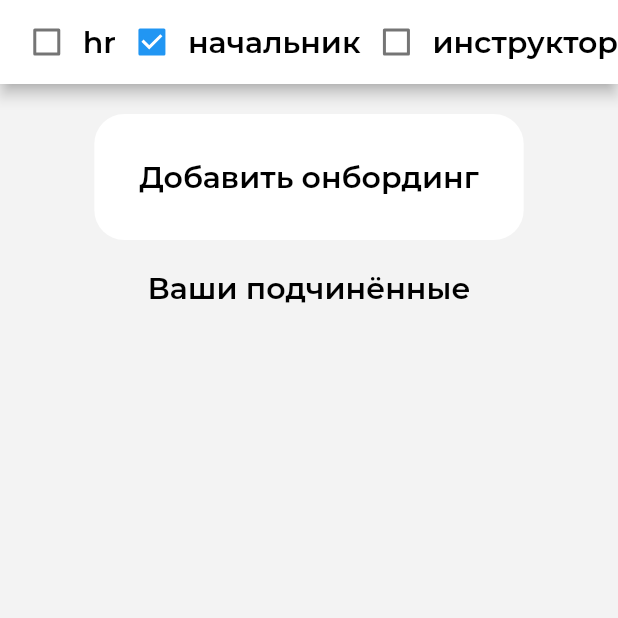
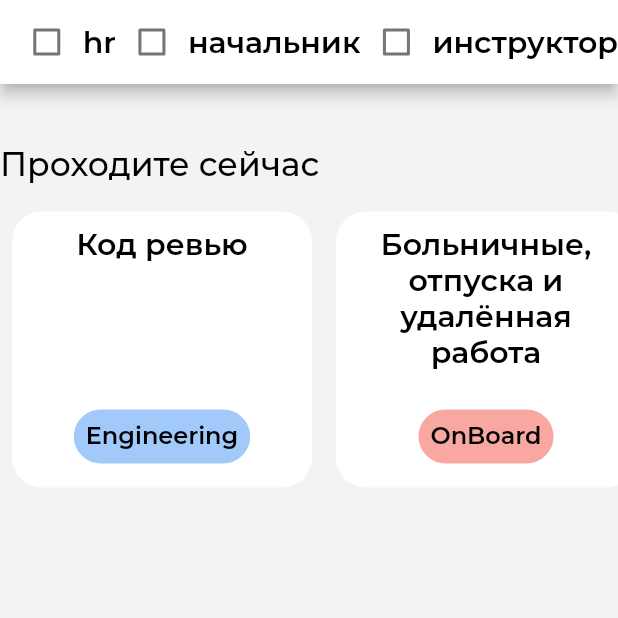
Before and after one commit to AGA-full/on-board-front, a Flutter app: the screen it shows after launch, on a phone screen of 412 x 824 dp, the top half of it. Run offline on Flutter 3.47's test engine with Material 2 defaults, Android fonts, the phone set to English and light mode, and no system bars; our stand-ins replace google_fonts.

Commit message:
add onboarding_page

```diff
--- a/lib/domain/app_state.dart
+++ b/lib/domain/app_state.dart
@@ -2,7 +2,7 @@ import '../data/onbording.dart';
 
 class AppState {
   static String? workerId = 'c402f453-a956-4d6f-b7da-db785f4aeb82';
-  static bool isHead = true;
+  static bool isHead = false;
   static bool isHr = false;
   static bool isInstructor = false;
 
@@ -36,11 +36,34 @@ class AppState {
 
   static List<OnboardingBlock> getOnboardingsByType(OnboardingListType type) =>
       switch (type) {
-        OnboardingListType.HR => [OnboardingBlock(title: "Илья Шевченко", onboardings: [
-          Onboarding(id: 'c402f453-a956-4d6f-b7da-db785f4aeb82', title: 'Onboarding', tags: [OnboardingTag(id: 1, title: 'OnBoard', color: 0xFFF9A7A1)])
-        ])],
+        OnboardingListType.HR => [
+            OnboardingBlock(title: "Илья Шевченко", onboardings: [
+              Onboarding(
+                  id: 'c402f453-a956-4d6f-b7da-db785f4aeb82',
+                  title: 'Onboarding',
+                  tags: [
+                    OnboardingTag(id: 1, title: 'OnBoard', color: 0xFFF9A7A1)
+                  ])
+            ])
+          ],
         OnboardingListType.HEAD => [],
-        OnboardingListType.BASIC => [],
+        OnboardingListType.BASIC => [
+            OnboardingBlock(title: "Проходите сейчас", onboardings: [
+              Onboarding(
+                  id: 'c402f453-a956-4d6f-b7da-db785f4aeb83',
+                  title: 'Код ревью',
+                  tags: [
+                    OnboardingTag(
+                        id: 2, title: 'Engineering', color: 0xFFA1C9F9),
+                  ]),
+              Onboarding(
+                  id: 'c402f453-a956-4d6f-b7da-db785f4aeb84',
+                  title: 'Больничные, отпуска и удалённая работа',
+                  tags: [
+                    OnboardingTag(id: 1, title: 'OnBoard', color: 0xFFF9A7A1)
+                  ])
+            ])
+          ],
         OnboardingListType.INSTRUCTOR => [],
       };
 }
--- a/lib/main.dart
+++ b/lib/main.dart
@@ -2,7 +2,7 @@ import 'package:flutter/material.dart';
 import 'package:google_fonts/google_fonts.dart';
 import 'package:onboard/domain/app_state.dart';
 import 'package:onboard/presentation/auth_page.dart';
-import 'package:onboard/presentation/onboarding_page.dart';
+import 'package:onboard/presentation/onboardings_page.dart';
 
 void main() {
   runApp(const MyApp());
--- a/lib/presentation/onboarding_page.dart
+++ b/lib/presentation/onboarding_page.dart
@@ -1,13 +1,13 @@
 import 'package:flutter/cupertino.dart';
 import 'package:flutter/material.dart';
 import 'package:onboard/data/onbording.dart';
-import 'package:onboard/domain/app_state.dart';
-import 'package:onboard/presentation/widgets/add_onboarding_button.dart';
 import 'package:onboard/presentation/widgets/onboarding_visibility_type_checkbox.dart';
-import 'package:onboard/presentation/widgets/onboardings_list.dart';
+import 'package:onboard/presentation/widgets/tag_chips.dart';
 
-class OnboardingsPage extends StatelessWidget {
-  const OnboardingsPage({super.key});
+class OnboardingPage extends StatelessWidget{
+  final Onboarding onboarding;
+
+  const OnboardingPage({super.key, required this.onboarding});
 
   @override
   Widget build(BuildContext context) => Scaffold(
@@ -15,61 +15,15 @@ class OnboardingsPage extends StatelessWidget {
     appBar: AppBar(
       backgroundColor: Colors.white,
       title: Text(
-            AppState.companyName,
+        onboarding.title,
         style: Theme.of(context).textTheme.displayLarge,
       ),
-          actions: const [
-            OnboardingVisibilityTypeCheckbox(id: 0),
-            OnboardingVisibilityTypeCheckbox(id: 1),
-            OnboardingVisibilityTypeCheckbox(id: 2),
+      actions: [
+        TagChips(tag: onboarding.tags[0]),
       ],
     ),
     body: Column(
-          children: [
-            const SizedBox(
-              height: 20,
-            ),
-            (AppState.isHr || AppState.isHead)
-                ? AddOnboardingButton()
-                : Container(),
-            const SizedBox(
-              height: 20,
-            ),
-            AppState.isHr
-                ? Padding(
-                    padding: const EdgeInsets.all(20.0),
-                    child: Column(
-                      crossAxisAlignment: CrossAxisAlignment.start,
-                      children: [
-                        Text(
-                          'Ваши сотрудники',
-                          style: Theme.of(context).textTheme.bodyMedium,
-                        ),
-                        const SizedBox(height: 10,),
-                        const OnboardingsList(type: OnboardingListType.HR)
-                      ],
-                    ),
-                  )
-                : const SizedBox(
-                    height: 0,
-                  ),
-            AppState.isHead ? const Column(
-              children: [
-                Text('Ваши подчинённые'),
-                OnboardingsList(type: OnboardingListType.HEAD)
-              ],
-            ) : Container(),
-            AppState.isInstructor ? const Column(
-              children: [
-                Text('Вы управляете онбордингами'),
-                OnboardingsList(type: OnboardingListType.INSTRUCTOR)
-              ],
-            ) : Container(),
-            !AppState.isInstructor & !AppState.isHr & !AppState.isHead
-                ?
-            const OnboardingsList(type: OnboardingListType.INSTRUCTOR)
-                : Container(),
-          ],
+
     ),
   );
 }
--- /dev/null
+++ b/lib/presentation/onboardings_page.dart
@@ -0,0 +1,77 @@
+import 'package:flutter/cupertino.dart';
+import 'package:flutter/material.dart';
+import 'package:onboard/data/onbording.dart';
+import 'package:onboard/domain/app_state.dart';
+import 'package:onboard/presentation/widgets/add_onboarding_button.dart';
+import 'package:onboard/presentation/widgets/create_onboarding_button.dart';
+import 'package:onboard/presentation/widgets/onboarding_visibility_type_checkbox.dart';
+import 'package:onboard/presentation/widgets/onboardings_list.dart';
+
+class OnboardingsPage extends StatelessWidget {
+  const OnboardingsPage({super.key});
+
+  @override
+  Widget build(BuildContext context) => Scaffold(
+        backgroundColor: Color(0xFFF3F3F3),
+        appBar: AppBar(
+          backgroundColor: Colors.white,
+          title: Text(
+            AppState.companyName,
+            style: Theme.of(context).textTheme.displayLarge,
+          ),
+          actions: const [
+            OnboardingVisibilityTypeCheckbox(id: 0),
+            OnboardingVisibilityTypeCheckbox(id: 1),
+            OnboardingVisibilityTypeCheckbox(id: 2),
+          ],
+        ),
+        body: Column(
+          children: [
+            const SizedBox(
+              height: 20,
+            ),
+            (AppState.isHr || AppState.isHead)
+                ? AddOnboardingButton()
+                : Container(),
+            const SizedBox(
+              height: 20,
+            ),
+            AppState.isHr
+                ? Padding(
+                    padding: const EdgeInsets.all(20.0),
+                    child: Column(
+                      crossAxisAlignment: CrossAxisAlignment.start,
+                      children: [
+                        Text(
+                          'Ваши сотрудники',
+                          style: Theme.of(context).textTheme.bodyMedium,
+                        ),
+                        const SizedBox(height: 10,),
+                        const OnboardingsList(type: OnboardingListType.HR)
+                      ],
+                    ),
+                  )
+                : const SizedBox(
+                    height: 0,
+                  ),
+            AppState.isHead ? const Column(
+              children: [
+                Text('Ваши подчинённые'),
+                OnboardingsList(type: OnboardingListType.HEAD)
+              ],
+            ) : Container(),
+            AppState.isInstructor ? const Column(
+              children: [
+                CreateOnboardingButton(),
+                Text('Вы управляете онбордингами'),
+                OnboardingsList(type: OnboardingListType.INSTRUCTOR)
+              ],
+            ) : Container(),
+            !AppState.isInstructor & !AppState.isHr & !AppState.isHead
+                ?
+            const OnboardingsList(type: OnboardingListType.BASIC)
+                : Container(),
+          ],
+        ),
+      );
+}
--- a/lib/presentation/widgets/onboarding_card.dart
+++ b/lib/presentation/widgets/onboarding_card.dart
@@ -1,8 +1,10 @@
 import 'package:flutter/cupertino.dart';
 import 'package:flutter/material.dart';
-import 'package:google_fonts/google_fonts.dart';
 import 'package:onboard/data/onbording.dart';
+import 'package:onboard/presentation/onboardings_page.dart';
 import 'package:onboard/presentation/widgets/tag_chips.dart';
+
+import '../onboarding_page.dart';
 
 class OnboardingCard extends StatelessWidget {
   final Onboarding onboarding;
@@ -10,7 +12,14 @@ class OnboardingCard extends StatelessWidget {
   const OnboardingCard({super.key, required this.onboarding});
 
   @override
-  Widget build(BuildContext context) => Container(
+  Widget build(BuildContext context) => Padding(
+    padding: const EdgeInsets.all(8.0),
+    child: GestureDetector(
+      onTap: ( ) => Navigator.of(context).push(
+        MaterialPageRoute(builder: (_) => OnboardingPage(onboarding: onboarding,))
+      ),
+      child: Container(
+        width: 200,
         padding: const EdgeInsets.all(10),
             decoration: BoxDecoration(
               borderRadius: BorderRadius.circular(20),
@@ -21,10 +30,13 @@ class OnboardingCard extends StatelessWidget {
               children: [
                 Text(
                   onboarding.title,
+                  textAlign: TextAlign.center,
                   style: Theme.of(context).textTheme.bodyMedium,
                 ),
                 TagChips(tag: onboarding.tags[0]),
               ],
             ),
+          ),
+    ),
   );
 }
--- a/lib/presentation/widgets/onboardings_carousel.dart
+++ b/lib/presentation/widgets/onboardings_carousel.dart
@@ -21,7 +21,7 @@ class OnboardingsCarousel extends StatelessWidget {
             height: 10,
           ),
           SizedBox(
-            height: 100,
+            height: 200,
             child: ListView.builder(
               itemCount: onboardingBlock.onboardings.length,
               itemBuilder: (context, idx) =>
```
Also changed, not shown: lib/presentation/widgets/create_onboarding_button.dart (added, +22 -0 lines), lib/presentation/auth_page.dart (line endings or trailing spaces). Lines whose indentation alone changed are shown as unchanged.
